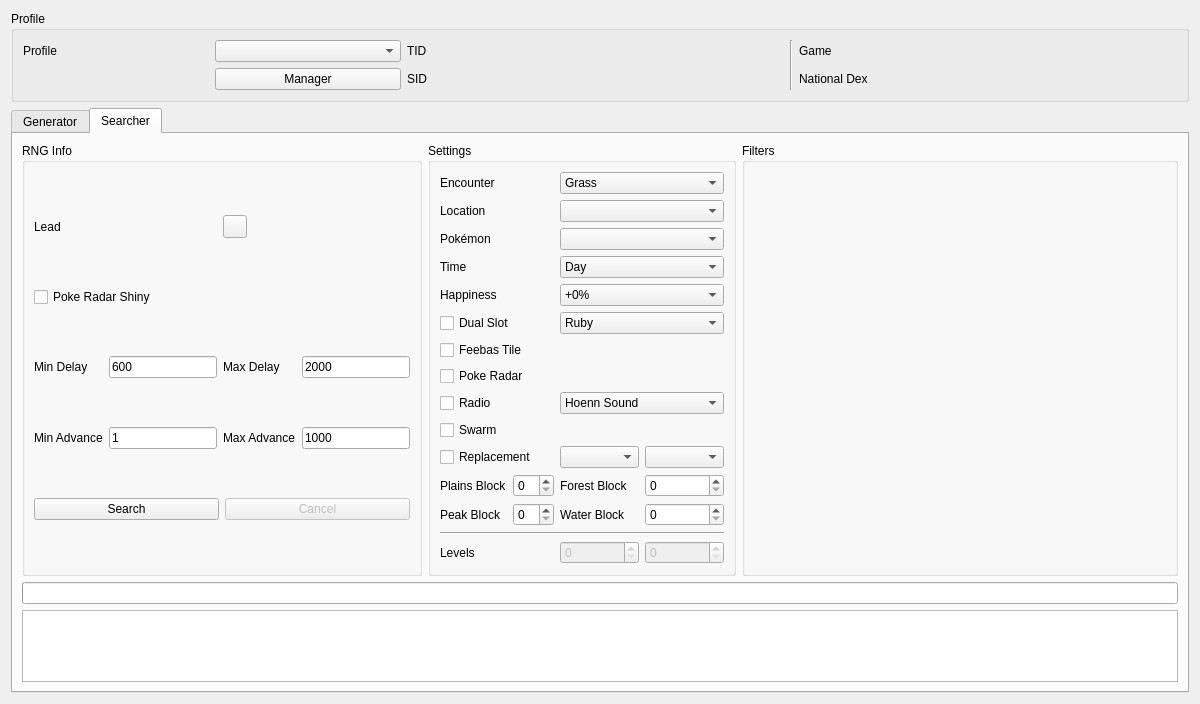
Above: Form/Gen4/Wild4.ui from Admiral-Fish/PokeFinder before the change. Below: the same form after it.
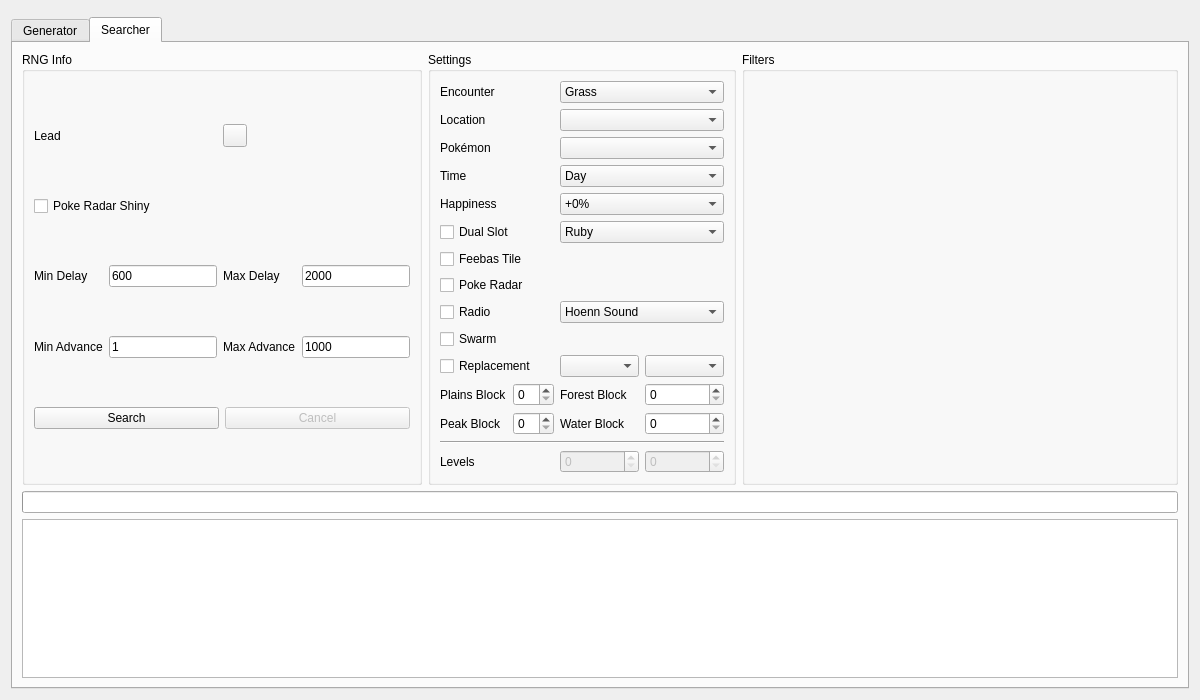
That is the form after the change. The open tabs and pages were chosen to show the change. Custom widgets are drawn as their Qt base class.

Commit message: Refactor profile display

Patch:
```diff
--- a/Form/Gen4/Wild4.ui
+++ b/Form/Gen4/Wild4.ui
@@ -13,78 +13,9 @@
   <property name="windowTitle">
    <string>Gen 4 Wild</string>
   </property>
-  <layout class="QGridLayout" name="gridLayout_9">
+  <layout class="QGridLayout" name="gridLayout">
    <item row="0" column="0">
-    <widget class="QGroupBox" name="groupBoxProfile">
-     <property name="title">
-      <string>Profile</string>
-     </property>
-     <layout class="QGridLayout" name="gridLayout_7">
-      <item row="0" column="0">
-       <widget class="QLabel" name="labelProfile">
-        <property name="text">
-         <string>Profile</string>
-        </property>
-       </widget>
-      </item>
-      <item row="0" column="1">
-       <widget class="QComboBox" name="comboBoxProfiles"/>
-      </item>
-      <item row="1" column="1">
-       <widget class="QPushButton" name="pushButtonProfileManager">
-        <property name="text">
-         <string>Manager</string>
-        </property>
-       </widget>
-      </item>
-      <item row="0" column="2">
-       <widget class="QLabel" name="labelProfileTID">
-        <property name="text">
-         <string>TID</string>
-        </property>
-       </widget>
-      </item>
-      <item row="0" column="3">
-       <widget class="QLabel" name="labelProfileTIDValue"/>
-      </item>
-      <item row="1" column="2">
-       <widget class="QLabel" name="labelProfileSID">
-        <property name="text">
-         <string>SID</string>
-        </property>
-       </widget>
-      </item>
-      <item row="1" column="3">
-       <widget class="QLabel" name="labelProfileSIDValue"/>
-      </item>
-      <item row="0" column="4" rowspan="2">
-       <widget class="Line" name="line">
-        <property name="orientation">
-         <enum>Qt::Orientation::Vertical</enum>
-        </property>
-       </widget>
-      </item>
-      <item row="0" column="5">
-       <widget class="QLabel" name="labelProfileGame">
-        <property name="text">
-         <string>Game</string>
-        </property>
-       </widget>
-      </item>
-      <item row="0" column="6">
-       <widget class="QLabel" name="labelProfileGameValue"/>
-      </item>
-      <item row="1" column="5">
-       <widget class="QLabel" name="labelProfileNationalDex">
-        <property name="text">
-         <string>National Dex</string>
-        </property>
-       </widget>
-      </item>
-      <item row="1" column="6">
-       <widget class="QLabel" name="labelProfileNationalDexValue"/>
-      </item>
-     </layout>
+    <widget class="ProfileDisplay4" name="profileDisplay" native="true">
     </widget>
    </item>
    <item row="1" column="0">
@@ -99,7 +30,7 @@
          <property name="title">
           <string>RNG Info</string>
          </property>
-         <layout class="QGridLayout" name="gridLayout_3">
+         <layout class="QGridLayout" name="gridLayout_2">
           <item row="0" column="0">
            <widget class="QLabel" name="labelGeneratorLead">
             <property name="text">
@@ -484,7 +415,7 @@
            <widget class="QSpinBox" name="spinBoxGeneratorWaterBlock"/>
           </item>
           <item row="13" column="0" colspan="4">
-           <widget class="Line" name="line_2">
+           <widget class="Line" name="line">
             <property name="orientation">
              <enum>Qt::Orientation::Horizontal</enum>
             </property>
@@ -534,7 +465,7 @@
          <property name="title">
           <string>Filters</string>
          </property>
-         <layout class="QGridLayout" name="gridLayout">
+         <layout class="QGridLayout" name="gridLayout_4">
           <item row="0" column="0" rowspan="2">
            <widget class="Filter" name="filterGenerator" native="true"/>
           </item>
@@ -550,13 +481,13 @@
       <attribute name="title">
        <string>Searcher</string>
       </attribute>
-      <layout class="QGridLayout" name="gridLayout_8">
+      <layout class="QGridLayout" name="gridLayout_5">
        <item row="0" column="0">
         <widget class="QGroupBox" name="groupBoxSearcherRNGInfo">
          <property name="title">
           <string>RNG Info</string>
          </property>
-         <layout class="QGridLayout" name="gridLayout_2">
+         <layout class="QGridLayout" name="gridLayout_6">
           <item row="0" column="0">
            <widget class="QLabel" name="labelSearcherLead">
             <property name="text">
@@ -659,7 +590,7 @@
          <property name="title">
           <string>Settings</string>
          </property>
-         <layout class="QGridLayout" name="gridLayout_5">
+         <layout class="QGridLayout" name="gridLayout_7">
           <item row="0" column="0" colspan="2">
            <widget class="QLabel" name="labelSearcherEncounter">
             <property name="text">
@@ -963,7 +894,7 @@
            <widget class="QSpinBox" name="spinBoxSearcherWaterBlock"/>
           </item>
           <item row="13" column="0" colspan="4">
-           <widget class="Line" name="line_3">
+           <widget class="Line" name="line_1">
             <property name="orientation">
              <enum>Qt::Orientation::Horizontal</enum>
             </property>
@@ -1010,7 +941,7 @@
          <property name="title">
           <string>Filters</string>
          </property>
-         <layout class="QGridLayout" name="gridLayout_4">
+         <layout class="QGridLayout" name="gridLayout_8">
           <item row="0" column="0" rowspan="2">
            <widget class="Filter" name="filterSearcher" native="true"/>
           </item>
@@ -1039,11 +970,6 @@
    <extends>QLineEdit</extends>
    <header>Form/Controls/TextBox.hpp</header>
   </customwidget>
-  <customwidget>
-   <class>ComboBox</class>
-   <extends>QComboBox</extends>
-   <header>Form/Controls/ComboBox.hpp</header>
-  </customwidget>
   <customwidget>
    <class>TableView</class>
    <extends>QTableView</extends>
@@ -1061,6 +987,17 @@
    <header>Form/Controls/TabWidget.hpp</header>
    <container>1</container>
   </customwidget>
+  <customwidget>
+   <class>ProfileDisplay4</class>
+   <extends>QWidget</extends>
+   <header>Form/Gen4/Profile/ProfileDisplay4.hpp</header>
+   <container>1</container>
+  </customwidget>
+  <customwidget>
+   <class>ComboBox</class>
+   <extends>QComboBox</extends>
+   <header>Form/Controls/ComboBox.hpp</header>
+  </customwidget>
   <customwidget>
    <class>ComboMenu</class>
    <extends>QToolButton</extends>
```
Left out of the diff: 6 changed lines with no effect on the pictures. The commit also changes 110 other files.
